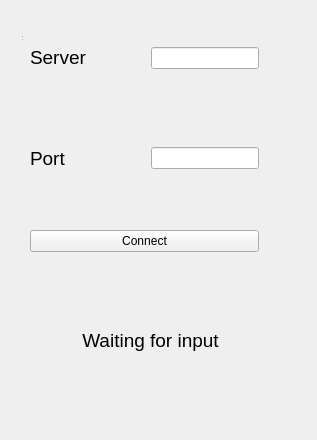
Above: Client/ui/ui/login.ui from AbrahamOsco/Worms-Taller-1 before the change. Below: the same form after it.
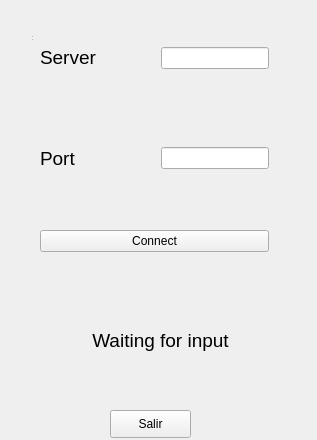
That is the form after the change.

Commit message: agrego una segunda ventana

Diff of the .ui file:
```diff
--- a/Client/ui/ui/login.ui
+++ b/Client/ui/ui/login.ui
@@ -16,7 +16,7 @@
   <widget class="QWidget" name="centralwidget" native="true">
    <property name="geometry">
     <rect>
-     <x>20</x>
+     <x>30</x>
      <y>20</y>
      <width>249</width>
      <height>242</height>
@@ -125,7 +125,7 @@
   <widget class="QStatusBar" name="statusbar">
    <property name="geometry">
     <rect>
-     <x>20</x>
+     <x>30</x>
      <y>20</y>
      <width>3</width>
      <height>22</height>
@@ -135,7 +135,7 @@
   <widget class="QLabel" name="labelConnection">
    <property name="geometry">
     <rect>
-     <x>30</x>
+     <x>40</x>
      <y>290</y>
      <width>241</width>
      <height>101</height>
@@ -145,6 +145,19 @@
     <string>&lt;html&gt;&lt;head/&gt;&lt;body&gt;&lt;p align=&quot;center&quot;&gt;&lt;span style=&quot; font-size:14pt;&quot;&gt;Waiting for input&lt;/span&gt;&lt;/p&gt;&lt;/body&gt;&lt;/html&gt;</string>
    </property>
   </widget>
+  <widget class="QPushButton" name="buttonExit">
+   <property name="geometry">
+    <rect>
+     <x>110</x>
+     <y>410</y>
+     <width>81</width>
+     <height>28</height>
+    </rect>
+   </property>
+   <property name="text">
+    <string>Salir</string>
+   </property>
+  </widget>
  </widget>
  <resources/>
  <connections/>
```
Left out of the diff: 12 changed lines with no effect on the pictures. The commit also changes 5 other files.
